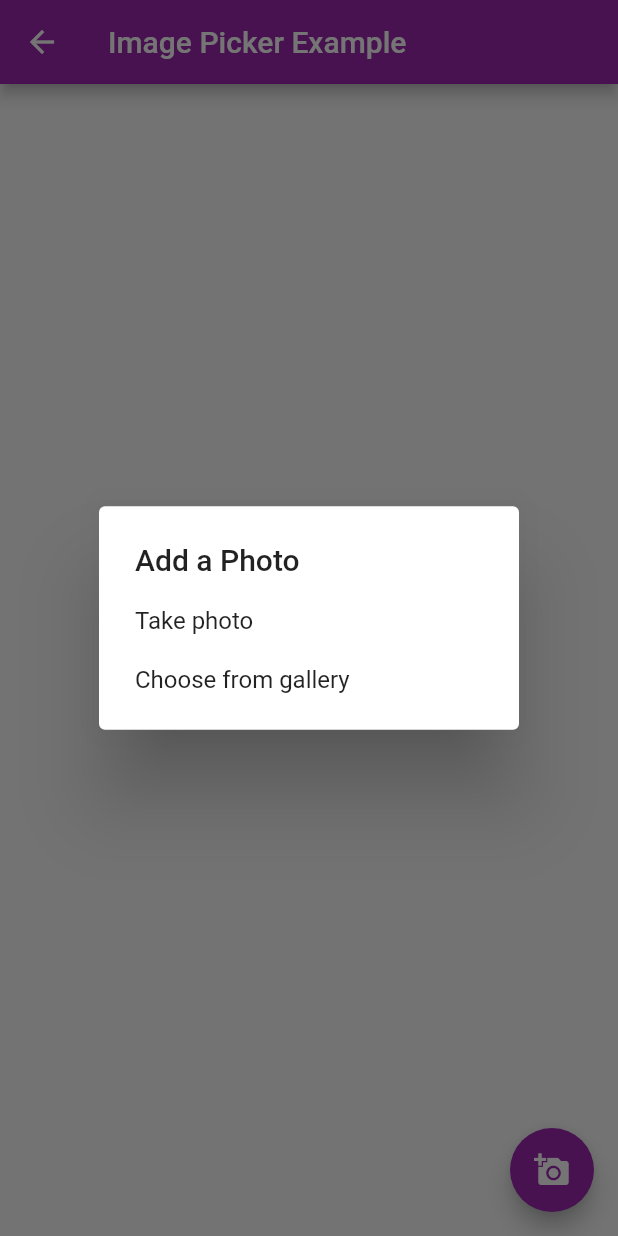
After one commit to imshivamdwivedi/Event-Calender-App, a Flutter app: the ProfileScreen screen opened directly, after a tap on the "add a photo" icon, on a phone screen of 412 x 824 dp. The commit adds this screen. Run offline on Flutter 3.47's test engine with Material 2 defaults, Android fonts, the phone set to English and light mode, and no system bars; our stand-ins replace flutter_typeahead, image_picker, share, syncfusion_flutter_calendar; missing offline and left inert: email_auth, syncfusion_flutter_core.

Commit message:
image picker

```diff
--- /dev/null
+++ b/lib/image_picker/image_picker.dart
@@ -0,0 +1,76 @@
+import 'dart:io';
+
+import 'package:flutter/material.dart';
+import 'package:image_picker/image_picker.dart';
+
+class ProfileScreen extends StatefulWidget {
+  const ProfileScreen({Key? key}) : super(key: key);
+
+  @override
+  _ProfileScreenState createState() => _ProfileScreenState();
+}
+
+class _ProfileScreenState extends State<ProfileScreen> {
+  File? _image = null;
+  final picker = ImagePicker();
+
+  Future getImage(ImageSource source) async {
+    final pickedFile = await picker.getImage(source: source);
+
+    setState(() {
+      if (pickedFile != null) {
+        _image = File(pickedFile.path);
+      } else {
+        print('No image selected.');
+      }
+    });
+  }
+
+  @override
+  Widget build(BuildContext context) {
+    return Scaffold(
+      appBar: AppBar(
+        title: Text('Image Picker Example'),
+      ),
+      body: Center(
+        child:
+            _image == null ? Text('No image selected.') : Image.file(_image!),
+      ),
+      floatingActionButton: FloatingActionButton(
+        onPressed: () {
+          showDialog(
+            context: context,
+            builder: (BuildContext context) => _buildPopupDialog(context),
+          );
+        },
+        tooltip: 'Pick Image',
+        child: Icon(Icons.add_a_photo),
+      ),
+    );
+  }
+
+  Widget _buildPopupDialog(BuildContext context) {
+    return new AlertDialog(
+      title: const Text('Add a Photo'),
+      content: new Column(
+        mainAxisSize: MainAxisSize.min,
+        crossAxisAlignment: CrossAxisAlignment.start,
+        children: <Widget>[
+          InkWell(
+              onTap: () {
+                getImage(ImageSource.camera);
+              },
+              child: Text("Take photo")),
+          SizedBox(
+            height: 20,
+          ),
+          InkWell(
+              onTap: () {
+                getImage(ImageSource.gallery);
+              },
+              child: Text("Choose from gallery")),
+        ],
+      ),
+    );
+  }
+}
--- a/pubspec.yaml
+++ b/pubspec.yaml
@@ -28,6 +28,8 @@ dependencies:
   intl: ^0.17.0
   flutter_typeahead: ^3.2.0
   share: ^2.0.4
+  email_auth: ^0.0.1+4
+  image_picker: ^0.8.2
 
   # The following adds the Cupertino Icons font to your application.
   # Use with the CupertinoIcons class for iOS style icons.
@@ -48,8 +50,8 @@ flutter:
   uses-material-design: true
 
   # To add assets to your application, add an assets section, like this:
-  # assets:
-  #   - images/a_dot_burr.jpeg
+  assets:
+    - assets/images/
   #   - images/a_dot_ham.jpeg
 
   # An image asset can refer to one or more resolution-specific "variants", see
```
Also changed, not shown: lib/emai_auth/email_auth_screen.dart (added, +93 -0 lines), lib/image_picker/pop_up.dart (added, +55 -0 lines), lib/main.dart (+10 -3 lines), assets/images/1.png (added), pubspec.lock, 1 other file.
